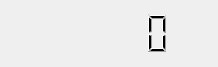
This is ui/count-down.ui in berndhs/egalite as Qt 5 draws it before an edit. The edited form follows.
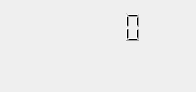
This is the edited form. Icons and pictures are not drawn.

Diff of the .ui file:
```diff
--- a/ui/count-down.ui
+++ b/ui/count-down.ui
@@ -6,8 +6,8 @@
    <rect>
     <x>0</x>
     <y>0</y>
-    <width>218</width>
-    <height>67</height>
+    <width>196</width>
+    <height>92</height>
    </rect>
   </property>
   <property name="windowTitle">
@@ -37,6 +37,13 @@
      </property>
     </widget>
    </item>
+   <item row="1" column="0">
+    <widget class="QLabel" name="stateLabel">
+     <property name="text">
+      <string/>
+     </property>
+    </widget>
+   </item>
   </layout>
  </widget>
  <resources>
```
